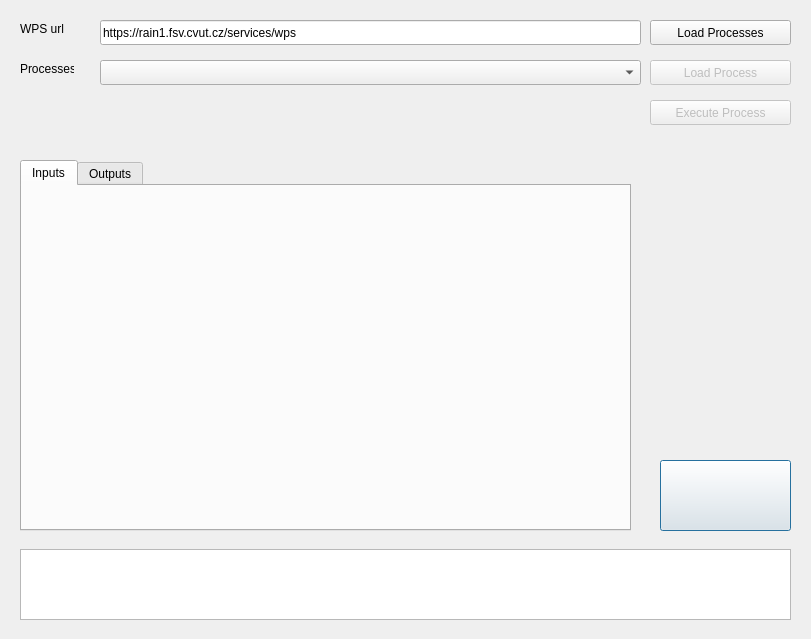
Qt form wps_dialog_base.ui (pixalytics-ltd/qgis-wps-plugin) before a commit.
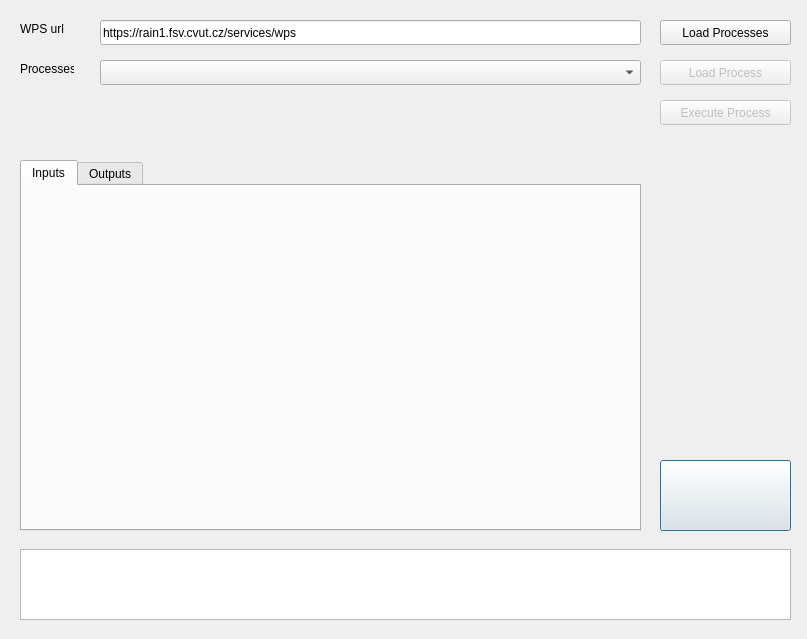
The same form after that commit. Icons and pictures are not drawn.

What changed in the file:
```diff
--- a/wps_dialog_base.ui
+++ b/wps_dialog_base.ui
@@ -6,7 +6,7 @@
    <rect>
     <x>0</x>
     <y>0</y>
-    <width>811</width>
+    <width>807</width>
     <height>639</height>
    </rect>
   </property>
@@ -78,9 +78,9 @@
   <widget class="QPushButton" name="pushButtonLoadProcesses">
    <property name="geometry">
     <rect>
-     <x>650</x>
+     <x>660</x>
      <y>20</y>
-     <width>141</width>
+     <width>131</width>
      <height>25</height>
     </rect>
    </property>
@@ -133,9 +133,9 @@
    </property>
    <property name="geometry">
     <rect>
-     <x>650</x>
+     <x>660</x>
      <y>60</y>
-     <width>141</width>
+     <width>131</width>
      <height>25</height>
     </rect>
    </property>
@@ -148,7 +148,7 @@
     <rect>
      <x>20</x>
      <y>160</y>
-     <width>611</width>
+     <width>621</width>
      <height>371</height>
     </rect>
    </property>
@@ -172,9 +172,9 @@
    </property>
    <property name="geometry">
     <rect>
-     <x>650</x>
+     <x>660</x>
      <y>100</y>
-     <width>141</width>
+     <width>131</width>
      <height>25</height>
     </rect>
    </property>
```
